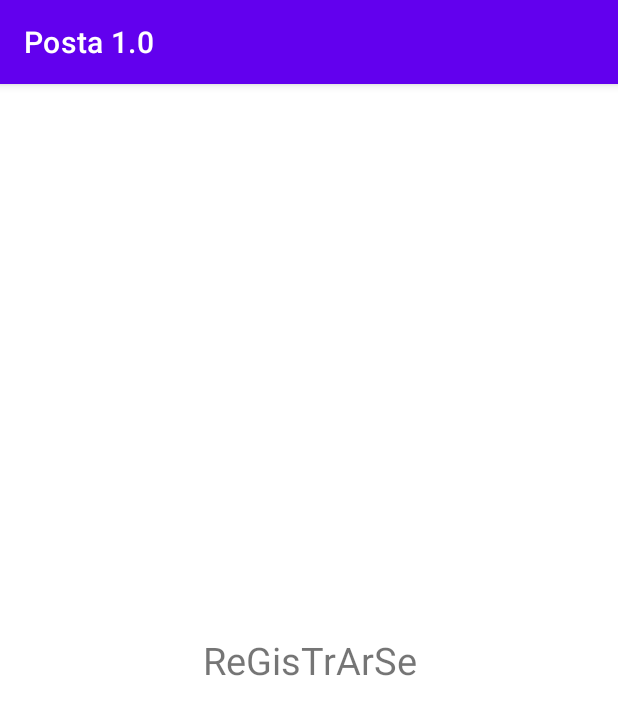
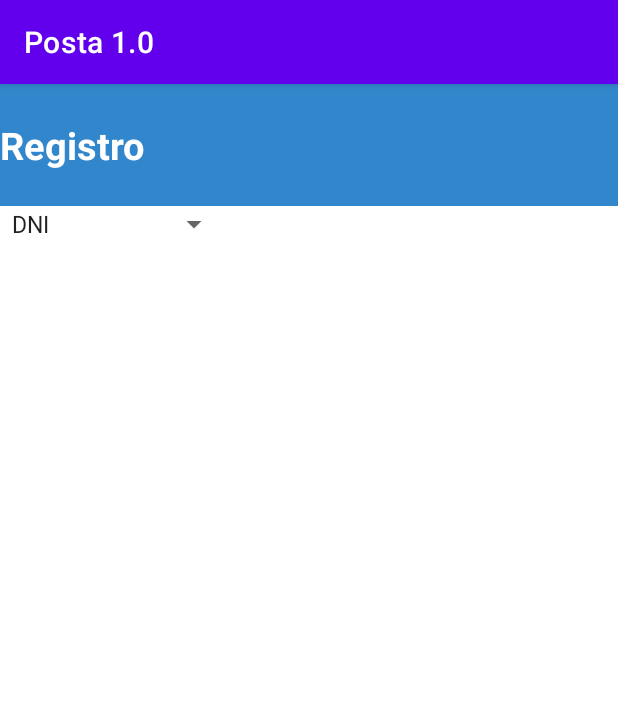
Before and after one commit to escaramanziaGH/AppIS53, an Android app: the RegistrarseFragment screen opened through its navigation route, on a phone screen of 412 x 824 dp. Shown: the top 715 px of the screen. Run offline under Robolectric (Android 15) with nearby library versions, the phone set to English and light mode, and no system bars.

Commit message:
Modifiqué la pantalla Registrarse

```diff
--- a/app/src/main/res/layout/fragment_registrarse.xml
+++ b/app/src/main/res/layout/fragment_registrarse.xml
@@ -1,17 +1,26 @@
 <?xml version="1.0" encoding="utf-8"?>
 <LinearLayout xmlns:android="http://schemas.android.com/apk/res/android"
     xmlns:tools="http://schemas.android.com/tools"
+    android:orientation="vertical"
     android:layout_width="match_parent"
-    android:layout_height="match_parent"
-    android:layout_gravity="center"
+    android:layout_height="wrap_content"
     tools:context=".Fragments.LoginFragment">
-
 
     <TextView
         android:layout_width="match_parent"
-        android:layout_height="match_parent"
+        android:layout_height="81dp"
+        android:background="#3287CC"
+        android:gravity="fill"
+        android:text="@string/Registro"
+        android:textColor="@color/white"
         android:textSize="25sp"
-        android:gravity="center"
-        android:text="ReGisTrArSe" />
+        android:textStyle="bold" />
+
+    <Spinner
+        android:id = "@+id/spn"
+        android:layout_width="wrap_content"
+        android:layout_height="wrap_content"
+        android:entries="@array/TipDni"/>
+
 
 </LinearLayout>
--- a/app/src/main/res/values/strings.xml
+++ b/app/src/main/res/values/strings.xml
@@ -4,4 +4,11 @@
     <string name="hello_blank_fragment">Hello blank fragment</string>
     <string name="registrarse">registrarse</string>
     <string name="login">LoGiN</string>
+    <string name="registrar">ReGisTrArSe</string>
+    <string name="Registro">Registro</string>
+
+    <string-array name="TipDni">
+        <item> DNI </item>
+        <item> PASAPORTE </item>
+    </string-array>
 </resources>
```
